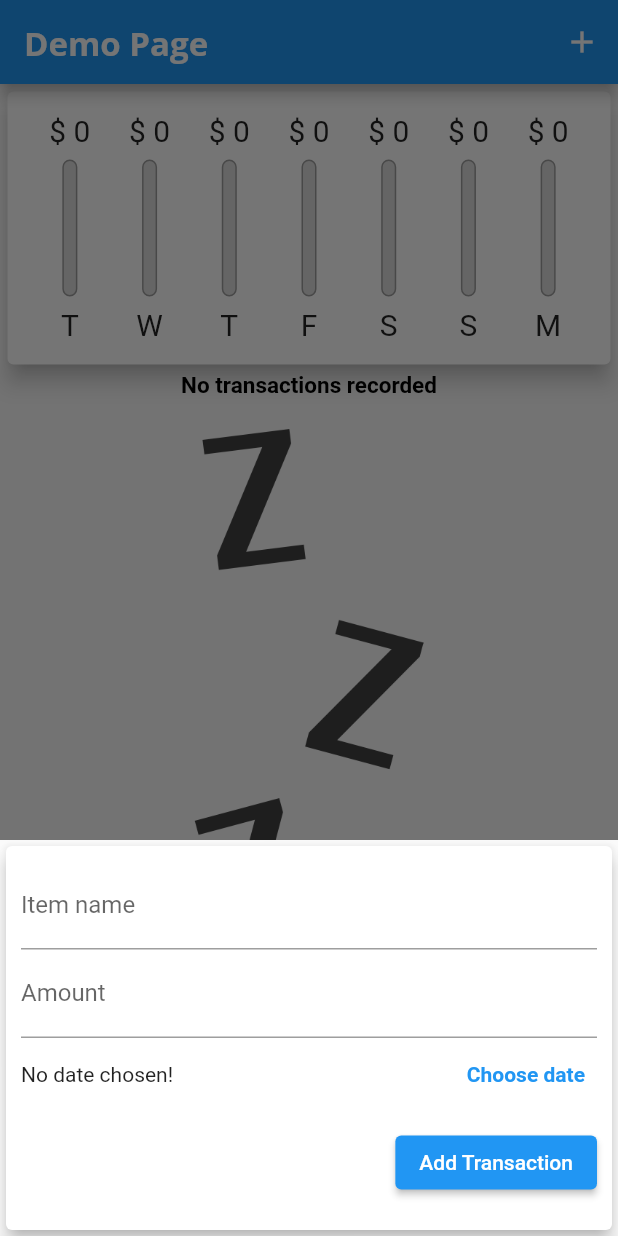
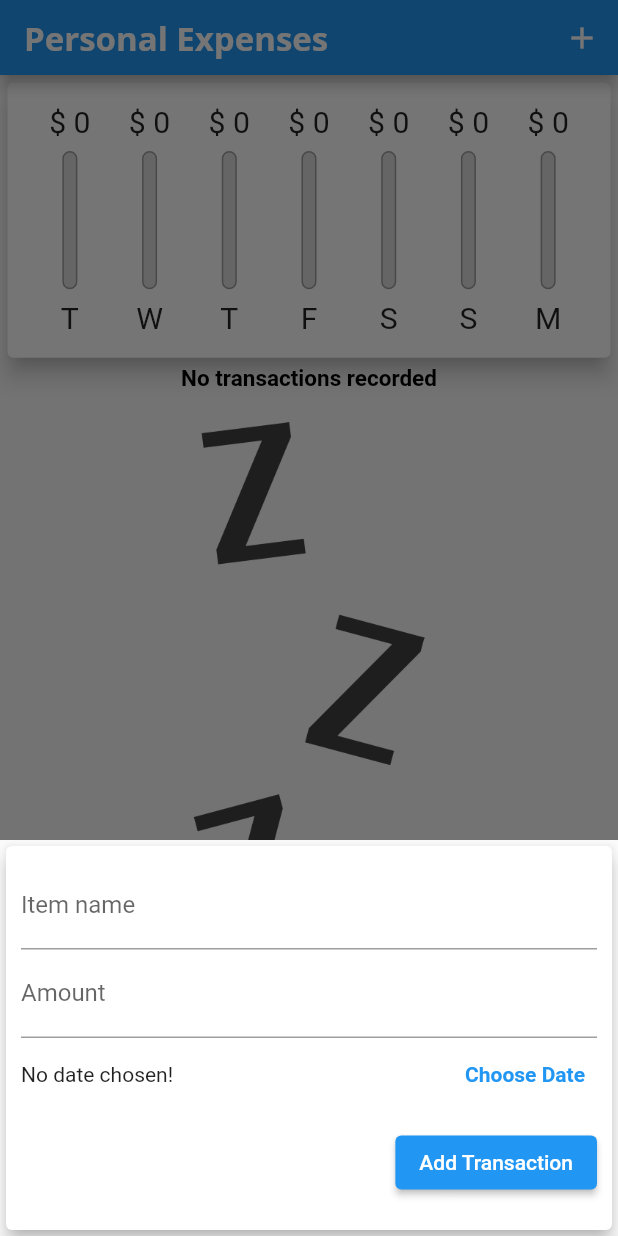
Before and after one commit to philippe-heitzmann/personal_expenses_app, a Flutter app: the screen it shows after launch, after a tap on the "add" icon, on a phone screen of 412 x 824 dp. Run offline on Flutter 3.47's test engine with Material 2 defaults, Android fonts, the phone set to English and light mode, and no system bars.

Commit message:
adding key widget matching functionality

```diff
--- a/lib/main.dart
+++ b/lib/main.dart
@@ -1,7 +1,7 @@
 import 'dart:io';
 
 import 'package:flutter/material.dart';
-import 'package:flutter/services.dart';
+import 'package:flutter/cupertino.dart';
 import 'package:personal_expenses_app/widgets/new_transaction.dart';
 
 import './transaction_wrapper.dart';
@@ -23,7 +23,9 @@ class MyApp extends StatelessWidget {
   // This widget is the root of your application.
   @override
   Widget build(BuildContext context) {
-    return MaterialApp(
+    return Platform.isIOS
+        ? const CupertinoApp()
+        : MaterialApp(
             title: 'Flutter Demo',
             theme: ThemeData().copyWith(
               // primarySwatch: Colors.blue,
@@ -83,7 +85,7 @@ class MyHomePage extends StatefulWidget {
   State<MyHomePage> createState() => _MyHomePageState();
 }
 
-class _MyHomePageState extends State<MyHomePage> {
+class _MyHomePageState extends State<MyHomePage> with WidgetsBindingObserver {
   // const MyHomePage({Key? key}) : super(key: key);
   final titleController = TextEditingController();
 
@@ -96,6 +98,23 @@ class _MyHomePageState extends State<MyHomePage> {
   final List<Transaction> _userTransactions = [];
 
   bool _showChart = false;
+
+  @override
+  void initState() {
+    WidgetsBinding.instance.addObserver(this);
+    super.initState();
+  }
+
+  @override
+  void didChangeAppLifecycleState(AppLifecycleState state) {
+    print(state);
+  }
+
+  @override
+  dispose() {
+    WidgetsBinding.instance.removeObserver(this);
+    super.dispose();
+  }
 
   void createTxn(String itemName, double amount, DateTime datetime) {
     final newTxn = Transaction(
@@ -138,6 +157,17 @@ class _MyHomePageState extends State<MyHomePage> {
         });
   }
 
+  Widget builderFloatingButton() {
+    return Platform.isIOS
+        ? Container()
+        : FloatingActionButton(
+            child: Icon(Icons.add),
+            // backgroundColor: Theme.of(context).appBarTheme.backgroundColor,
+            backgroundColor: Theme.of(context).appBarTheme.backgroundColor,
+            onPressed: () => _addNewTransaction(context),
+          );
+  }
+
   // @override
   @override
   Widget build(BuildContext context) {
@@ -149,16 +179,32 @@ class _MyHomePageState extends State<MyHomePage> {
     // than having to individually change instances of widgets.
     final _isLandscape =
         MediaQuery.of(context).orientation == Orientation.landscape;
-    final appBar = AppBar(
+    final appBar = Platform.isIOS
+        ? CupertinoNavigationBar(
+            middle: Text('Personal Expenses'),
+            trailing: Row(
+              mainAxisSize: MainAxisSize.min,
+              children: [
+                GestureDetector(
+                  child: Icon(CupertinoIcons.add),
+                  onTap: () => _addNewTransaction,
+                )
+              ],
+            ),
+          )
+        : PreferredSize(
+            preferredSize: const Size.fromHeight(50),
+            child: AppBar(
               // Here we take the value from the MyHomePage object that was created by
               // the App.build method, and use it to set our appbar title.
-      title: Text('Demo Page'),
+              title: Text('Personal Expenses'),
               actions: [
                 IconButton(
                   icon: Icon(Icons.add),
                   onPressed: () => _addNewTransaction(context),
                 ),
               ],
+            ),
           );
     final txListWidget = Container(
       height: (MediaQuery.of(context).size.height -
@@ -171,9 +217,8 @@ class _MyHomePageState extends State<MyHomePage> {
 
     final mediaqueryCtx = MediaQuery.of(context);
 
-    return Scaffold(
-      appBar: appBar,
-      body: SingleChildScrollView(
+    final bodyRender = SafeArea(
+        child: SingleChildScrollView(
       child: Column(
         mainAxisAlignment: MainAxisAlignment.start,
         crossAxisAlignment: CrossAxisAlignment.start,
@@ -182,7 +227,8 @@ class _MyHomePageState extends State<MyHomePage> {
             Row(
               mainAxisAlignment: MainAxisAlignment.center,
               children: [
-                  Text('Show Chart'),
+                Text('Show Chart',
+                    style: Theme.of(context).textTheme.headline5),
                 Switch.adaptive(
                     value: _showChart,
                     onChanged: (value) {
@@ -212,16 +258,15 @@ class _MyHomePageState extends State<MyHomePage> {
           if (!_isLandscape) txListWidget,
         ],
       ),
-      ),
-      floatingActionButtonLocation: FloatingActionButtonLocation.centerFloat,
-      floatingActionButton: Platform.isIOS
-          ? Container()
-          : FloatingActionButton(
-              child: Icon(Icons.add),
-              // backgroundColor: Theme.of(context).appBarTheme.backgroundColor,
-              backgroundColor: Theme.of(context).appBarTheme.backgroundColor,
-              onPressed: () => _addNewTransaction(context),
-            ),
-    );
+    ));
+
+    return Platform.isIOS
+        ? CupertinoPageScaffold(child: bodyRender)
+        : Scaffold(
+            appBar: appBar,
+            body: bodyRender,
+            floatingActionButtonLocation:
+                FloatingActionButtonLocation.centerFloat,
+            floatingActionButton: builderFloatingButton());
   }
 }
--- a/lib/transaction_wrapper.dart
+++ b/lib/transaction_wrapper.dart
@@ -22,7 +22,7 @@ class TransactionWrapper extends StatelessWidget {
                   child: Text('No transactions recorded',
                       style: Theme.of(context).textTheme.headline5),
                 ),
-                SizedBox(width: 10, height: 20),
+                const SizedBox(width: 10, height: 20),
                 Container(
                     height: constraints.maxHeight * 0.6,
                     child: Image.asset('assets/images/waiting.png',
@@ -30,47 +30,18 @@ class TransactionWrapper extends StatelessWidget {
               ],
             );
           })
-        : ListView.builder(
-            itemBuilder: (ctx, index) {
-              // return TransactionCard(transaction: transactionsList[index]);
-              return Card(
-                elevation: 4,
-                margin: EdgeInsets.symmetric(vertical: 8, horizontal: 5),
-                child: ListTile(
-                  leading: CircleAvatar(
-                      radius: 30,
-                      child: Padding(
-                        padding: EdgeInsets.all(6),
-                        child: FittedBox(
-                            child:
-                                Text('\$ ${transactionsList[index].amount}')),
-                      )),
-                  title: Text('${transactionsList[index].itemName}',
-                      style: Theme.of(context).textTheme.headline5),
-                  subtitle: Text(
-                    '${DateFormat.yMMMd().format(transactionsList[index].datetime)} ',
-                    style: Theme.of(context).textTheme.headline4,
-                  ),
-                  trailing: MediaQuery.of(context).size.width > 500
-                      ? TextButton.icon(
-                          label: Text('Delete'),
-                          icon: Icon(Icons.delete),
-                          style: ButtonStyle(
-                              foregroundColor: MaterialStateProperty.all(
-                                  Theme.of(context).errorColor)),
-                          onPressed: () =>
-                              deleteTxn(transactionsList[index].id))
-                      : IconButton(
-                          color: Theme.of(context).errorColor,
-                          icon: Icon(Icons.delete),
-                          onPressed: () =>
-                              deleteTxn(transactionsList[index].id),
-                        ),
-                ),
-              );
-            },
-            itemCount: transactionsList.length,
+        : ListView(
+            children: transactionsList
+                .map((tx) => TransactionCard(
+                    key: ValueKey(tx.id),
+                    transaction: tx,
+                    deleteTxn: deleteTxn))
+                .toList(),
           );
+    // : ListView.builder(
+    //     itemBuilder: (ctx, index) {
+    //       // return TransactionCard(transaction: transactionsList[index]);
+    //       return
   }
 }
 
--- /dev/null
+++ b/lib/widgets/adaptive_flatbutton.dart
@@ -0,0 +1,31 @@
+import 'dart:io';
+
+import 'package:flutter/material.dart';
+import 'package:flutter/cupertino.dart';
+
+import 'package:flutter/src/foundation/key.dart';
+import 'package:flutter/src/widgets/framework.dart';
+
+class AdaptiveFlatButton extends StatelessWidget {
+  // const AdaptiveFlatButton({Key? key}) : super(key: key);
+
+  final VoidCallback presentDatePicker;
+  final String showText;
+
+  AdaptiveFlatButton({required this.presentDatePicker, required this.showText});
+
+  @override
+  Widget build(BuildContext context) {
+    return Platform.isIOS
+        ? CupertinoButton(
+            onPressed: presentDatePicker,
+            child: Text(showText,
+                style:
+                    TextStyle(fontWeight: FontWeight.bold, color: Colors.blue)))
+        : TextButton(
+            onPressed: presentDatePicker,
+            child: Text(showText,
+                style: TextStyle(
+                    fontWeight: FontWeight.bold, color: Colors.blue)));
+  }
+}
--- a/lib/widgets/new_transaction.dart
+++ b/lib/widgets/new_transaction.dart
@@ -1,10 +1,13 @@
-// text fields
+import 'dart:io';
 
 import 'package:flutter/material.dart';
+import 'package:flutter/cupertino.dart';
+
 import 'package:intl/intl.dart';
+
 import 'package:personal_expenses_app/main.dart';
-
 import 'package:personal_expenses_app/models/transaction.dart';
+import 'package:personal_expenses_app/widgets/adaptive_flatbutton.dart';
 
 class NewTransaction extends StatefulWidget {
   final Function createTxn;
@@ -64,6 +67,7 @@ class _NewTransactionState extends State<NewTransaction> {
                 bottom: MediaQuery.of(context).viewInsets.bottom + 10),
             child: Column(
               children: [
+                // CupertinoTextField(),
                 TextField(
                   decoration: const InputDecoration(labelText: 'Item name'),
                   controller: _titleController,
@@ -83,12 +87,9 @@ class _NewTransactionState extends State<NewTransaction> {
                     Text(_selectedDate == null
                         ? 'No date chosen!'
                         : 'Date picked: ${DateFormat.yMd().format(_selectedDate!)}'),
-                    TextButton(
-                        onPressed: presentDatePicker,
-                        child: Text('Choose date',
-                            style: TextStyle(
-                                fontWeight: FontWeight.bold,
-                                color: Colors.blue)))
+                    AdaptiveFlatButton(
+                        presentDatePicker: presentDatePicker,
+                        showText: 'Choose Date')
                   ],
                 ),
                 Container(
```
Also changed, not shown: lib/transaction_card.dart (+54 -38 lines). Lines whose indentation alone changed are shown as unchanged.
